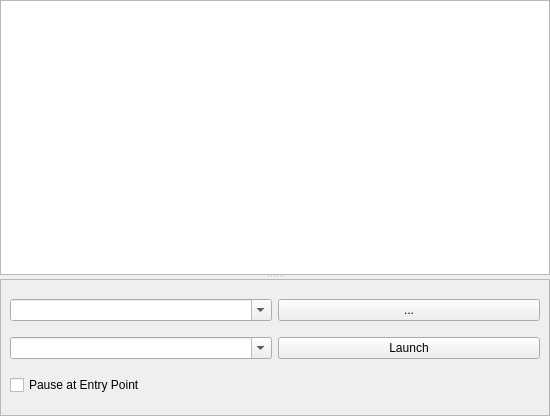
This is OrbitQt/processlauncherwidget.ui in google/orbit as Qt 5 draws it before an edit. The edited form follows.
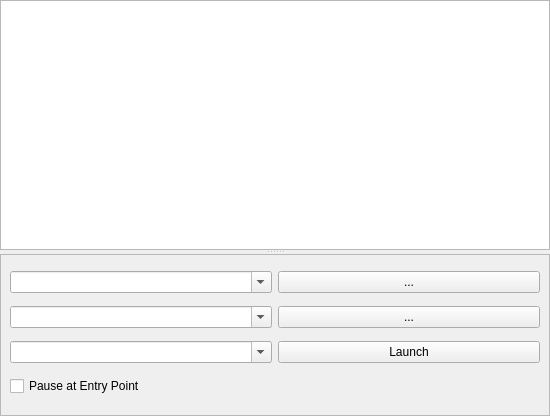
This is the edited form. Custom widgets are drawn as their Qt base class.

The edit to the form file:
```diff
--- a/OrbitQt/processlauncherwidget.ui
+++ b/OrbitQt/processlauncherwidget.ui
@@ -40,35 +40,21 @@
        <enum>QFrame::Raised</enum>
       </property>
       <layout class="QGridLayout" name="gridLayout_2">
-       <item row="1" column="1">
+       <item row="2" column="0">
+        <widget class="QComboBox" name="ArgumentsComboBox">
+         <property name="editable">
+          <bool>true</bool>
+         </property>
+        </widget>
+       </item>
+       <item row="2" column="1">
         <widget class="QPushButton" name="LaunchButton">
          <property name="text">
           <string>Launch</string>
          </property>
         </widget>
        </item>
-       <item row="1" column="0">
-        <widget class="QComboBox" name="ArgumentsComboBox">
-         <property name="editable">
-          <bool>true</bool>
-         </property>
-        </widget>
-       </item>
-       <item row="0" column="0">
-        <widget class="QComboBox" name="ProcessComboBox">
-         <property name="editable">
-          <bool>true</bool>
-         </property>
-        </widget>
-       </item>
-       <item row="0" column="1">
-        <widget class="QPushButton" name="BrowseButton">
-         <property name="text">
-          <string>...</string>
-         </property>
-        </widget>
-       </item>
-       <item row="2" column="0">
+       <item row="3" column="0">
         <widget class="QCheckBox" name="checkBoxPause">
          <property name="toolTip">
           <string>Resume exectution by starting a capture</string>
@@ -78,6 +64,34 @@
          </property>
         </widget>
        </item>
+       <item row="0" column="1">
+        <widget class="QPushButton" name="BrowseButton">
+         <property name="text">
+          <string>...</string>
+         </property>
+        </widget>
+       </item>
+       <item row="0" column="0">
+        <widget class="QComboBox" name="ProcessComboBox">
+         <property name="editable">
+          <bool>true</bool>
+         </property>
+        </widget>
+       </item>
+       <item row="1" column="0">
+        <widget class="QComboBox" name="WorkingDirComboBox">
+         <property name="editable">
+          <bool>true</bool>
+         </property>
+        </widget>
+       </item>
+       <item row="1" column="1">
+        <widget class="QPushButton" name="BrowseWorkingDirButton">
+         <property name="text">
+          <string>...</string>
+         </property>
+        </widget>
+       </item>
       </layout>
      </widget>
     </widget>
```
